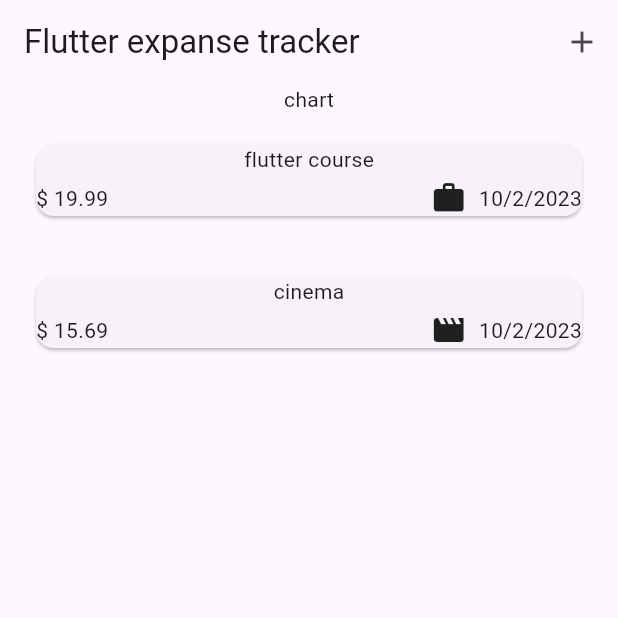
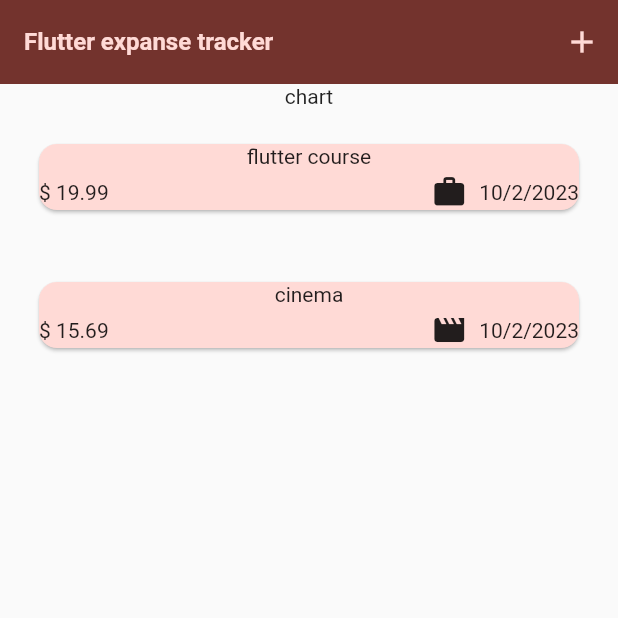
Before and after one commit to farzadseyyedzadeh/expense_tracker, a Flutter app: the screen it shows after launch, on a phone screen of 412 x 824 dp, the top half of it. Run offline on Flutter 3.47's test engine with Material 2 defaults, Android fonts, the phone set to English and light mode, and no system bars.

Commit message:
chart widget added

```diff
--- a/lib/main.dart
+++ b/lib/main.dart
@@ -1,5 +1,12 @@
 import 'package:flutter/material.dart';
 import 'package:expense_tracker/widgets/expenses.dart';
+
+var kColorScheme =
+    ColorScheme.fromSeed(seedColor: const Color.fromARGB(255, 197, 30, 30));
+
+var kDarkColorScheme = ColorScheme.fromSeed(
+    brightness: Brightness.dark,
+    seedColor: const Color.fromARGB(223, 13, 6, 113));
 
 void main() {
   runApp(const ExpenseTracker());
@@ -11,7 +18,50 @@ class ExpenseTracker extends StatelessWidget {
   @override
   Widget build(BuildContext context) {
     return MaterialApp(
-      theme: ThemeData(useMaterial3: true),
+      darkTheme: ThemeData.dark().copyWith(
+        useMaterial3: true,
+        colorScheme: kDarkColorScheme,
+        cardTheme: const CardTheme().copyWith(
+          color: kDarkColorScheme.secondaryContainer,
+          margin: const EdgeInsets.symmetric(
+            horizontal: 16,
+            vertical: 8,
+          ),
+        ),
+        elevatedButtonTheme: ElevatedButtonThemeData(
+          style: ElevatedButton.styleFrom(
+            backgroundColor: kDarkColorScheme.primaryContainer,
+            foregroundColor: kDarkColorScheme.onPrimaryContainer,
+          ),
+        ),
+      ),
+      theme: ThemeData().copyWith(
+        useMaterial3: true,
+        colorScheme: kColorScheme,
+        appBarTheme: const AppBarTheme().copyWith(
+          backgroundColor: kColorScheme.onPrimaryContainer,
+          foregroundColor: kColorScheme.primaryContainer,
+        ),
+        cardTheme: const CardTheme().copyWith(
+          color: kColorScheme.secondaryContainer,
+          margin: const EdgeInsets.symmetric(
+            horizontal: 16,
+            vertical: 8,
+          ),
+        ),
+        elevatedButtonTheme: ElevatedButtonThemeData(
+          style: ElevatedButton.styleFrom(
+            backgroundColor: kColorScheme.primaryContainer,
+          ),
+        ),
+        textTheme: ThemeData().textTheme.copyWith(
+              titleLarge: TextStyle(
+                fontWeight: FontWeight.bold,
+                color: kColorScheme.onSecondaryContainer,
+                fontSize: 16,
+              ),
+            ),
+      ),
       debugShowCheckedModeBanner: false,
       home: const Expenses(),
     );
--- a/lib/widgets/expenses_list/expense_item.dart
+++ b/lib/widgets/expenses_list/expense_item.dart
@@ -9,11 +9,12 @@ class ExpenseItem extends StatelessWidget {
   Widget build(BuildContext context) {
     return Padding(
       padding: const EdgeInsets.symmetric(
-        horizontal: 20,
+        horizontal: 10,
         vertical: 16,
       ),
       child: Card(
         child: Column(
+          crossAxisAlignment: CrossAxisAlignment.center,
           children: [
             Text(expense.title),
             const SizedBox(
```
Also changed, not shown: lib/models/expense.dart (+18 -0 lines), lib/widgets/chart/chart.dart (added, +95 -0 lines), lib/widgets/chart/chart_bar.dart (added, +34 -0 lines).
